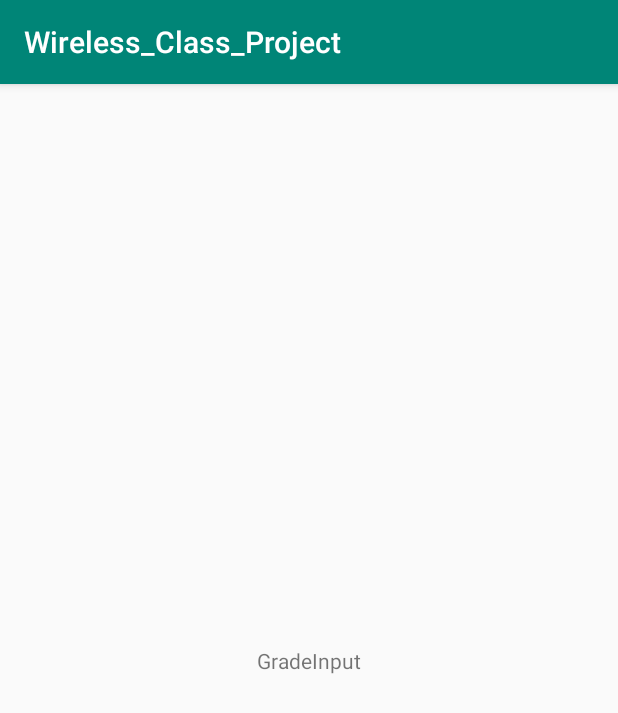
After one commit to Phancisth/Wireless_Class_Project, an Android app: the GradeInput screen opened directly, with no data from a screen before it, on a phone screen of 412 x 824 dp. The commit adds this screen. Shown: the top 713 px of the screen. Run offline under Robolectric (Android 15) with nearby library versions, the phone set to English and light mode, and no system bars.

Commit message:
Updated activity links

```diff
--- a/app/build.gradle
+++ b/app/build.gradle
@@ -25,4 +25,6 @@ dependencies {
     testImplementation 'junit:junit:4.12'
     androidTestImplementation 'com.android.support.test:runner:1.0.2'
     androidTestImplementation 'com.android.support.test.espresso:espresso-core:3.0.2'
+    implementation 'com.google.firebase:firebase-core:16.0.1'
 }
+apply plugin: 'com.google.gms.google-services'
--- a/app/src/main/AndroidManifest.xml
+++ b/app/src/main/AndroidManifest.xml
@@ -9,7 +9,10 @@
         android:roundIcon="@mipmap/ic_launcher_round"
         android:supportsRtl="true"
         android:theme="@style/AppTheme">
-        <activity android:name=".HomePage"></activity>
+        <activity android:name=".Questionare"></activity>
+        <activity android:name=".GradeInput" />
+        <activity android:name=".Competency" />
+        <activity android:name=".HomePage" />
         <activity android:name=".MainActivity">
             <intent-filter>
                 <action android:name="android.intent.action.MAIN" />
--- /dev/null
+++ b/app/src/main/java/com/example/wireless_class_project/GradeInput.java
@@ -0,0 +1,13 @@
+package com.example.wireless_class_project;
+
+import android.support.v7.app.AppCompatActivity;
+import android.os.Bundle;
+
+public class GradeInput extends AppCompatActivity {
+
+    @Override
+    protected void onCreate(Bundle savedInstanceState) {
+        super.onCreate(savedInstanceState);
+        setContentView(R.layout.activity_grade_input);
+    }
+}
--- /dev/null
+++ b/app/src/main/res/layout/activity_grade_input.xml
@@ -0,0 +1,22 @@
+<?xml version="1.0" encoding="utf-8"?>
+<android.support.constraint.ConstraintLayout xmlns:android="http://schemas.android.com/apk/res/android"
+    xmlns:app="http://schemas.android.com/apk/res-auto"
+    xmlns:tools="http://schemas.android.com/tools"
+    android:layout_width="match_parent"
+    android:layout_height="match_parent"
+    tools:context=".GradeInput">
+
+    <TextView
+        android:id="@+id/textView"
+        android:layout_width="wrap_content"
+        android:layout_height="wrap_content"
+        android:layout_marginStart="8dp"
+        android:layout_marginTop="8dp"
+        android:layout_marginEnd="8dp"
+        android:layout_marginBottom="8dp"
+        android:text="GradeInput"
+        app:layout_constraintBottom_toBottomOf="parent"
+        app:layout_constraintEnd_toEndOf="parent"
+        app:layout_constraintStart_toStartOf="parent"
+        app:layout_constraintTop_toTopOf="parent" />
+</android.support.constraint.ConstraintLayout>
--- a/app/src/main/res/layout/activity_home.xml
+++ b/app/src/main/res/layout/activity_home.xml
@@ -87,6 +87,7 @@
                     android:layout_marginStart="8dp"
                     android:layout_marginEnd="8dp"
                     android:layout_marginBottom="364dp"
+                    android:onClick="GoToCompetency"
                     android:text="@string/comp_report_button"
                     android:textAllCaps="false"
                     app:layout_constraintBottom_toBottomOf="parent"
@@ -101,6 +102,7 @@
                     android:layout_marginStart="8dp"
                     android:layout_marginEnd="8dp"
                     android:layout_marginBottom="292dp"
+                    android:onClick="GoToGrade"
                     android:text="@string/grade_input_button"
                     android:textAllCaps="false"
                     app:layout_constraintBottom_toBottomOf="parent"
@@ -114,6 +116,7 @@
                     android:layout_marginStart="8dp"
                     android:layout_marginEnd="8dp"
                     android:layout_marginBottom="220dp"
+                    android:onClick="GoToQuestionare"
                     android:text="@string/track_quiz_button"
                     android:textAllCaps="false"
                     app:layout_constraintBottom_toBottomOf="parent"
--- a/build.gradle
+++ b/build.gradle
@@ -7,6 +7,7 @@ buildscript {
 
     }
     dependencies {
+        classpath 'com.google.gms:google-services:4.0.1'
         classpath 'com.android.tools.build:gradle:3.3.2'
 
         // NOTE: Do not place your application dependencies here; they belong
```
Also changed, not shown: app/src/main/java/com/example/wireless_class_project/Competency.java (added, +13 -0 lines), app/src/main/java/com/example/wireless_class_project/HomePage.java (+16 -0 lines), app/src/main/java/com/example/wireless_class_project/Questionare.java (added, +13 -0 lines), app/src/main/res/layout/activity_competency.xml (added, +20 -0 lines), app/src/main/res/layout/activity_questionare.xml (added, +20 -0 lines), 1 other file.
